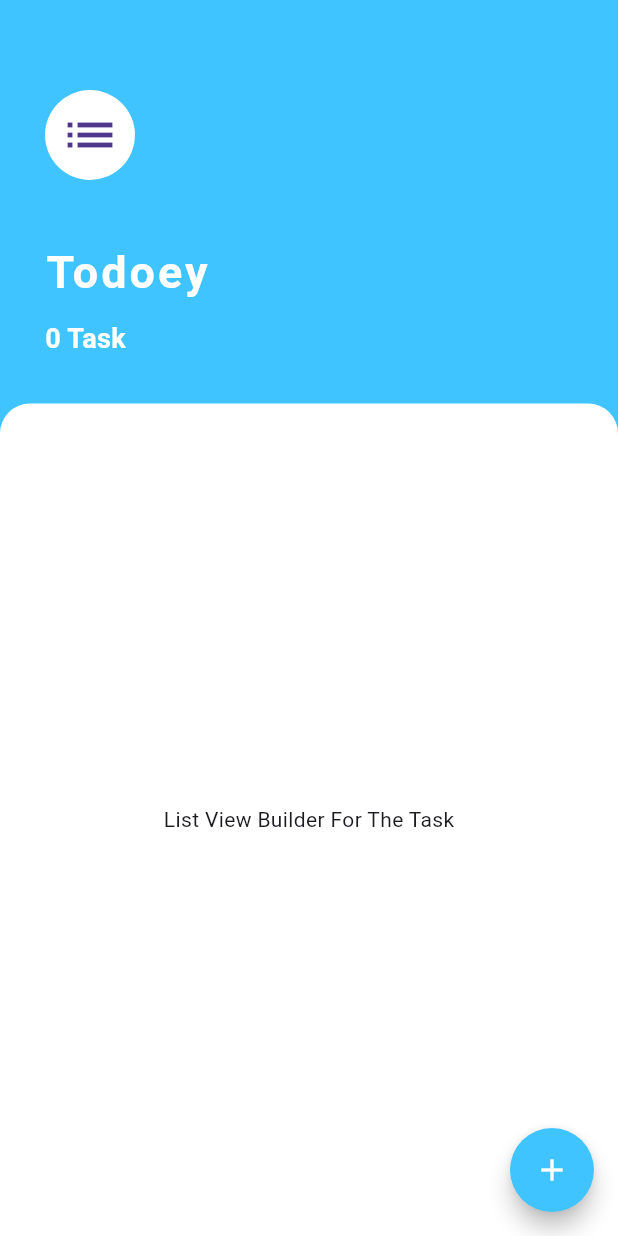
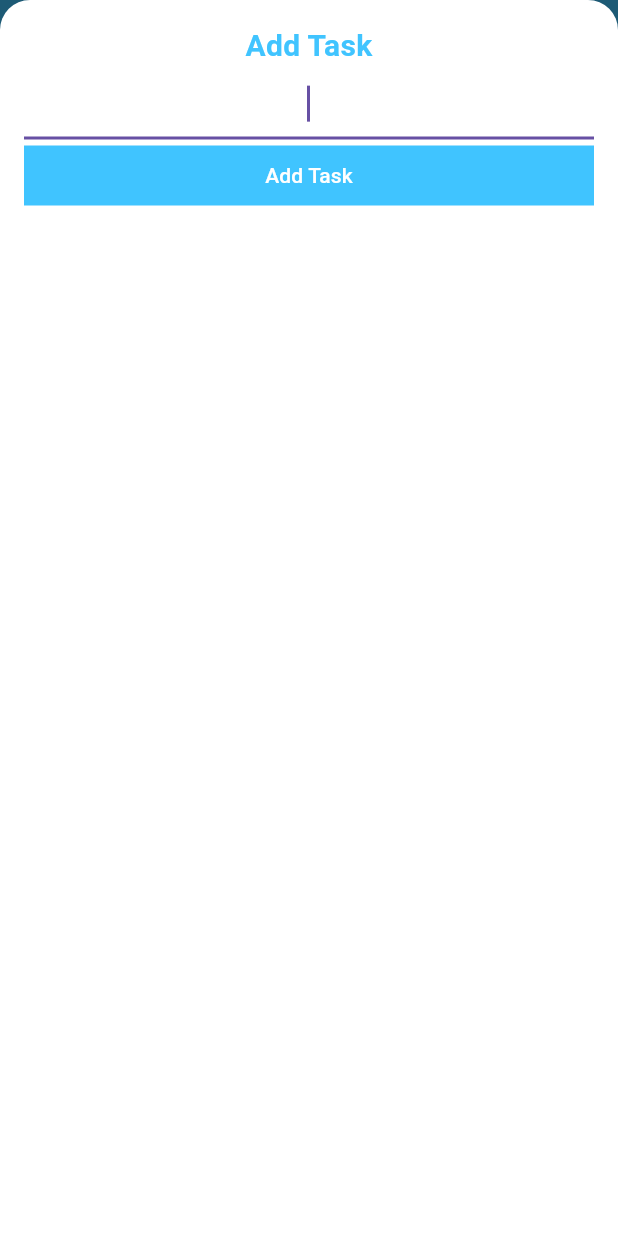
Before and after one commit to Muhammadkhabab/to_do_app, a Flutter app: the screen it shows after launch, after a tap on the "add" icon, on a phone screen of 412 x 824 dp. Run offline on Flutter 3.47's test engine with Material 3 defaults, Android fonts, the light colour scheme and no system bars; missing offline and left inert: dart:ffi.

Commit message:
Design Of the app Done

```diff
--- /dev/null
+++ b/lib/screens/add_task_screen.dart
@@ -0,0 +1,55 @@
+import 'dart:ffi';
+
+import 'package:flutter/cupertino.dart';
+import 'package:flutter/material.dart';
+
+class AddTaskScreen extends StatelessWidget {
+  const AddTaskScreen({super.key});
+
+  @override
+  Widget build(BuildContext context) {
+    return Container(
+      width: double.infinity,
+      padding: EdgeInsets.all(16.0),
+      decoration: const BoxDecoration(
+        color: Colors.white,
+        borderRadius: BorderRadius.only(
+          topLeft: Radius.circular(20.0),
+          topRight: Radius.circular(20.0),
+        ),
+      ),
+      child: Column(
+        crossAxisAlignment: CrossAxisAlignment.stretch,
+        children: [
+          Text(
+            'Add Task',
+            textAlign: TextAlign.center,
+            style: TextStyle(
+              color: Colors.lightBlueAccent,
+              fontWeight: FontWeight.bold,
+              fontSize: 20,
+            ),
+          ),
+          TextField(
+            autofocus: true,
+            textAlign: TextAlign.center,
+            decoration: InputDecoration(),
+          ),
+          TextButton(
+            style: ButtonStyle(
+              backgroundColor: WidgetStatePropertyAll(Colors.lightBlueAccent),
+              shape: WidgetStateProperty.all<RoundedRectangleBorder>(
+                RoundedRectangleBorder(),
+              ),
+            ),
+            onPressed: () {},
+            child: Text(
+              'Add Task',
+              style: TextStyle(color: Colors.white),
+            ),
+          )
+        ],
+      ),
+    );
+  }
+}
--- a/lib/screens/task_screen.dart
+++ b/lib/screens/task_screen.dart
@@ -1,5 +1,8 @@
 import 'package:flutter/cupertino.dart';
 import 'package:flutter/material.dart';
+import 'package:to_do_app_sm/screens/add_task_screen.dart';
+
+import '../widgets/task_list.dart';
 
 class TaskScreen extends StatefulWidget {
   const TaskScreen({super.key});
@@ -11,21 +14,21 @@ class TaskScreen extends StatefulWidget {
 class _TaskScreenState extends State<TaskScreen> {
   @override
   Widget build(BuildContext context) {
-    int counter = 0;
-    bool isSaving = false;
     return Scaffold(
       backgroundColor: Colors.lightBlueAccent,
       floatingActionButton: FloatingActionButton(
         onPressed: () {
-          setState(() {
-            counter++;
-            isSaving = true;
-          });
-          print(counter);
+          //The arrow function is called the anonymous function
+          showModalBottomSheet(
+            isScrollControlled: true,
+              context: context, builder: (context) => const AddTaskScreen());
         },
         backgroundColor: Colors.lightBlueAccent,
         shape: const CircleBorder(),
-        child: const Icon(Icons.add, color: Colors.white,),
+        child: const Icon(
+          Icons.add,
+          color: Colors.white,
+        ),
       ),
       body: Column(
         crossAxisAlignment: CrossAxisAlignment.start,
@@ -37,7 +40,7 @@ class _TaskScreenState extends State<TaskScreen> {
               right: 30,
               bottom: 30,
             ),
-            child: Column(
+            child: const Column(
               crossAxisAlignment: CrossAxisAlignment.start,
               children: [
                 CircleAvatar(
@@ -60,7 +63,7 @@ class _TaskScreenState extends State<TaskScreen> {
                 ),
                 SizedBox(height: 10),
                 Text(
-                  '$counter Task',
+                  '0 Task',
                   style: TextStyle(
                     fontSize: 18,
                     fontWeight: FontWeight.w700,
@@ -72,6 +75,7 @@ class _TaskScreenState extends State<TaskScreen> {
           ),
           Expanded(
             child: Container(
+              padding: const EdgeInsets.all(30.0),
               width: double.infinity,
               decoration: const BoxDecoration(
                   color: Colors.white,
@@ -79,9 +83,7 @@ class _TaskScreenState extends State<TaskScreen> {
                     topLeft: Radius.circular(20),
                     topRight: Radius.circular(20),
                   )),
-              child: const Center(
-                child: Text('List View Builder For The Task'),
-              ),
+              child: const TaskList(),
             ),
           )
         ],
--- /dev/null
+++ b/lib/widgets/task_list.dart
@@ -0,0 +1,21 @@
+import 'package:flutter/material.dart';
+import 'task_tile.dart';
+
+//This is the task list of the widgets Task List
+class TaskList extends StatelessWidget {
+  const TaskList({
+    super.key,
+  });
+
+  @override
+  Widget build(BuildContext context) {
+    return ListView(
+      children: const [
+        TaskTile(),
+        TaskTile(),
+        TaskTile(),
+        TaskTile(),
+      ],
+    );
+  }
+}
--- /dev/null
+++ b/lib/widgets/task_tile.dart
@@ -0,0 +1,19 @@
+//This is the task list Tile of the task list
+import 'package:flutter/material.dart';
+
+class TaskTile extends StatelessWidget {
+  const TaskTile({
+    super.key,
+  });
+
+  @override
+  Widget build(BuildContext context) {
+    return ListTile(
+      title: const Text('This is a task'),
+      trailing: Checkbox(
+        value: false,
+        onChanged: (_) {},
+      ),
+    );
+  }
+}
```
